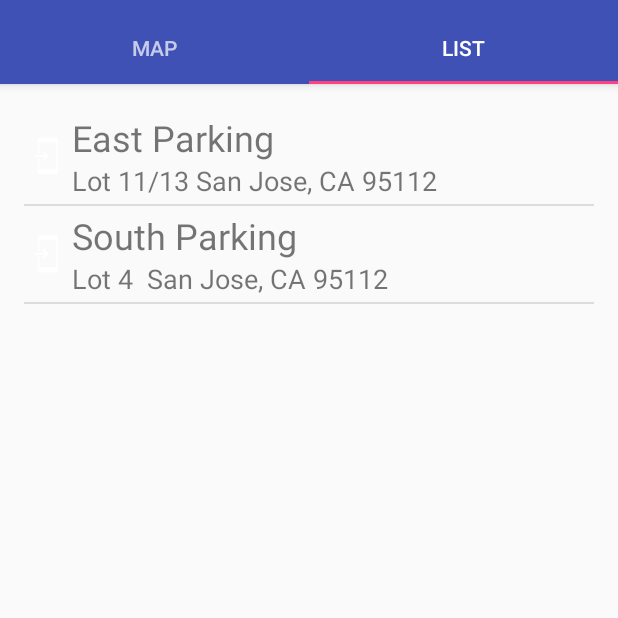
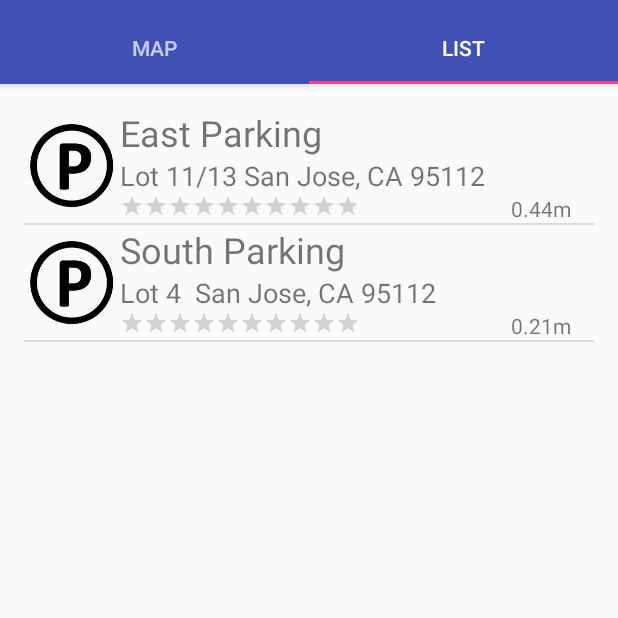
Before and after one commit to chrisantoinette/Android, an Android app: the fragmentMap screen opened directly, with no data from a screen before it, tab 2 chosen, on a phone screen of 412 x 824 dp, the top half of it. Run offline under Robolectric (Android 15) with nearby library versions, the phone set to English and light mode, and no system bars; our stand-ins replace Volley; network calls fail.

```diff
--- a/ParkingAndroidapp/app/src/main/java/com/chris/parkingandroidapp/CustomListAdapter.java
+++ b/ParkingAndroidapp/app/src/main/java/com/chris/parkingandroidapp/CustomListAdapter.java
@@ -7,6 +7,8 @@ import android.view.ViewGroup;
 import android.widget.ArrayAdapter;
 import android.widget.ImageView;
 import android.widget.TextView;
+
+import org.w3c.dom.Text;
 
 import java.util.ArrayList;
 import java.util.List;
@@ -27,9 +29,9 @@ public class CustomListAdapter extends ArrayAdapter {
 
     //to store the list of countries
     private List<String> parkingAddresses_ = new ArrayList<String>();
-
+    private final double[] parkingDistances_;
     public CustomListAdapter(Activity context, List<String> parkingNames,
-                             List<String> parkingAddresses)
+                             List<String> parkingAddresses, double[] parkingDistances)
     {
         super(context, R.layout.listview_row , parkingNames.toArray(new String[0]));
 
@@ -37,6 +39,7 @@ public class CustomListAdapter extends ArrayAdapter {
         //this.imageIDarray = imageIDArrayParam;
         this.parkingNames_ = parkingNames;
         this.parkingAddresses_ = parkingAddresses;
+        this.parkingDistances_ = parkingDistances;
     }
 
     public View getView(int position, View view, ViewGroup parent) {
@@ -47,12 +50,12 @@ public class CustomListAdapter extends ArrayAdapter {
         TextView nameTextField = (TextView) rowView.findViewById(R.id.nameTextViewID);
         TextView infoTextField = (TextView) rowView.findViewById(R.id.infoTextViewID);
         ImageView imageView = (ImageView) rowView.findViewById(R.id.imageViewID);
-
+        TextView distanceField = (TextView) rowView.findViewById(R.id.distanceId);
         //this code sets the values of the objects to values from the arrays
         nameTextField.setText(parkingNames_.get(position));
         infoTextField.setText(parkingAddresses_.get(position));
         //imageView.setImageResource(imageIDarray[position]);
-
+        distanceField.setText(parkingDistances_[position]+"m");
         return rowView;
 
     };
--- a/ParkingAndroidapp/app/src/main/java/com/chris/parkingandroidapp/ParkingDataProvider.java
+++ b/ParkingAndroidapp/app/src/main/java/com/chris/parkingandroidapp/ParkingDataProvider.java
@@ -1,13 +1,27 @@
 package com.chris.parkingandroidapp;
 
+import android.app.ProgressDialog;
 import android.content.Context;
 import android.location.Address;
 import android.location.Geocoder;
 import android.location.Location;
 import android.support.annotation.NonNull;
+import android.util.Log;
+import android.widget.Toast;
 
+import com.android.volley.AuthFailureError;
+import com.android.volley.Request;
+import com.android.volley.RequestQueue;
+import com.android.volley.Response;
+import com.android.volley.VolleyError;
+import com.android.volley.toolbox.StringRequest;
+import com.android.volley.toolbox.Volley;
 import com.google.android.gms.maps.model.LatLng;
 
+import org.json.JSONException;
+import org.json.JSONObject;
+
+import java.text.DecimalFormat;
 import java.util.ArrayList;
 import java.util.Collection;
 import java.util.HashMap;
@@ -28,9 +42,12 @@ public class ParkingDataProvider {
     private Context mContext;
     // Lookup parking locations in this zip code.
     private HashMap<String, List<ParkingData>> mLocationLookup;
+    private ProgressDialog progressDialog;
 
     public ParkingDataProvider(Context thisContext) {
         mContext = thisContext;
+        progressDialog = new ProgressDialog(mContext);
+        getFromServer();
         constructMockParkingLocations();
     }
 
@@ -121,11 +138,85 @@ public class ParkingDataProvider {
     {
         List<String> results = new ArrayList<String>();
         if(mLocationLookup.containsKey(getZipCode(currentLocation))) {
-            List<ParkingData> result = mLocationLookup.get(getZipCode(currentLocation));
-            for(int i = 0; i < result.size(); ++i) {
-                results.add(result.get(i).getParkingName());
+            List<ParkingData> parkingDataList = mLocationLookup.get(getZipCode(currentLocation));
+            for(int i = 0; i < parkingDataList.size(); ++i) {
+                results.add(parkingDataList.get(i).getParkingName());
             }
         }
         return  results;
     }
+
+    public double[] getParkingDistance(Location currentLocation)
+    {
+        double[] distance = null;
+        if(mLocationLookup.containsKey(getZipCode(currentLocation))) {
+            List<ParkingData> parkingDataList = mLocationLookup.get(getZipCode(currentLocation));
+            distance = new double[parkingDataList.size()];
+            // convert current location into LatLng
+            LatLng mylocation = new LatLng(currentLocation.getLatitude(), currentLocation.getLongitude());
+            for(int i = 0; i < parkingDataList.size(); ++i) {
+               distance[i] = CalculationByDistance( mylocation, parkingDataList.get(i).getParkingSpotLocation());
+            }
+        }
+        return distance;
+    }
+    public double CalculationByDistance(LatLng StartP, LatLng EndP) {
+        int Radius = 6371;// radius of earth in Km
+        double lat1 = StartP.latitude;
+        double lat2 = EndP.latitude;
+        double lon1 = StartP.longitude;
+        double lon2 = EndP.longitude;
+        double dLat = Math.toRadians(lat2 - lat1);
+        double dLon = Math.toRadians(lon2 - lon1);
+        double a = Math.sin(dLat / 2) * Math.sin(dLat / 2)
+                + Math.cos(Math.toRadians(lat1))
+                * Math.cos(Math.toRadians(lat2)) * Math.sin(dLon / 2)
+                * Math.sin(dLon / 2);
+        double c = 2 * Math.asin(Math.sqrt(a));
+        double valueResult = Radius * c;
+        //Math.floor(valueResult * 100) / 100;
+        //DecimalFormat newFormat = new DecimalFormat("#.##").format(valueResult);
+
+
+        return Math.floor(valueResult * 100) / 100;
+    }
+    private void getFromServer() {
+        progressDialog.setMessage("Finding Parking for you ...");
+        progressDialog.show();
+
+        String requestWithParam = RegistrationActivity.Constant.URL_DATAPR + "?zipcode=95112";
+        StringRequest stringRequest = new StringRequest(Request.Method.GET,
+                requestWithParam,
+                new Response.Listener<String>() {
+                    @Override
+                    public void onResponse(String response) {
+                        progressDialog.dismiss();
+                        try {
+                            JSONObject jsonObject = new JSONObject(response);
+                            System.out.println("RESPONSE"+jsonObject.toString());
+                            //Toast.makeText(getApplicationContext(), jsonObject.getString("message"), Toast.LENGTH_LONG).show();
+
+                        } catch (JSONException e) {
+                            e.printStackTrace();
+                        }
+                    }
+                },
+                new Response.ErrorListener() {
+                    @Override
+                    public void onErrorResponse(VolleyError error) {
+                        progressDialog.hide();
+                        //Toast.makeText(getApplicationContext(), error.getMessage(), Toast.LENGTH_LONG).show();
+                    }
+                }) {
+            @Override
+            protected Map<String, String> getParams() throws AuthFailureError {
+                Map<String, String> params = new HashMap<>();
+                params.put("zipcode", "95112");
+                return params;
+            }
+        };
+        // RequestHandler.getInstance(this).addToRequestQueue(stringRequest);
+        RequestQueue requestQueue = Volley.newRequestQueue(mContext);
+        requestQueue.add(stringRequest);
+    }
 }
--- a/ParkingAndroidapp/app/src/main/java/com/chris/parkingandroidapp/RegistrationActivity.java
+++ b/ParkingAndroidapp/app/src/main/java/com/chris/parkingandroidapp/RegistrationActivity.java
@@ -35,8 +35,11 @@ public class RegistrationActivity extends AppCompatActivity implements View.OnCl
     private TextView textViewLogin;
 
     public class Constant {
-        final static String URL_REGISTER = "http://127.0.0.1/";
+        final static String URL_BASE = "http://192.168.64.2/parking_service/";
+        final static String URL_REGISTER = URL_BASE + "registerUser.php";
+        final static String URL_DATAPR = URL_BASE + "index.php";
     };
+
     @Override
     protected void onCreate(Bundle savedInstanceState) {
         super.onCreate(savedInstanceState);
--- a/ParkingAndroidapp/app/src/main/java/com/chris/parkingandroidapp/SharedPrefManager.java
+++ b/ParkingAndroidapp/app/src/main/java/com/chris/parkingandroidapp/SharedPrefManager.java
@@ -36,5 +36,12 @@ public class SharedPrefManager {
         editor.putBoolean(TAG_LOGIN, true);
         editor.apply();
     }
-
+    // for testing purpose
+    public void clearLogin ()
+    {
+        SharedPreferences sharedPreferences = mCtx.getSharedPreferences(SHARED_PREF_NAME, Context.MODE_PRIVATE);
+        SharedPreferences.Editor editor = sharedPreferences.edit();
+        editor.putBoolean(TAG_LOGIN, false);
+        editor.apply();
+    }
 }
--- a/ParkingAndroidapp/app/src/main/java/com/chris/parkingandroidapp/fragmentList.java
+++ b/ParkingAndroidapp/app/src/main/java/com/chris/parkingandroidapp/fragmentList.java
@@ -29,7 +29,8 @@ public class fragmentList extends Fragment {
 
         CustomListAdapter parkingDataAdapter = new CustomListAdapter(getActivity(),
                 mDataProvider.getParkingLocationNames(currentLocation),
-                mDataProvider.getParkingAddresses(currentLocation));
+                mDataProvider.getParkingAddresses(currentLocation),
+                mDataProvider.getParkingDistance(currentLocation));
         mListView = (ListView) rootView.findViewById(R.id.listviewID);
         mListView.setAdapter(parkingDataAdapter);
         return rootView;
--- a/ParkingAndroidapp/app/src/main/res/layout/listview_row.xml
+++ b/ParkingAndroidapp/app/src/main/res/layout/listview_row.xml
@@ -1,21 +1,19 @@
 <?xml version="1.0" encoding="utf-8"?>
 <LinearLayout xmlns:android="http://schemas.android.com/apk/res/android"
     xmlns:app="http://schemas.android.com/apk/res-auto"
+    xmlns:tools="http://schemas.android.com/tools"
     android:layout_width="match_parent"
-    android:layout_height="wrap_content"
-    android:orientation="horizontal">
+    android:layout_height="wrap_content">
 
     <ImageView
         android:id="@+id/imageViewID"
-        android:layout_width="wrap_content"
-        android:layout_height="wrap_content"
-        android:layout_weight="1"
-        app:srcCompat="@drawable/common_full_open_on_phone" />
+        android:layout_width="64dp"
+        android:layout_height="match_parent"
+        app:srcCompat="@drawable/parking_icon" />
 
     <LinearLayout
         android:layout_width="match_parent"
-        android:layout_height="match_parent"
-        android:layout_weight="1"
+        android:layout_height="wrap_content"
         android:gravity="center_vertical"
         android:orientation="vertical">
 
@@ -32,5 +30,31 @@
             android:layout_height="wrap_content"
             android:text="TextView"
             android:textSize="18sp" />
+
+        <LinearLayout
+            android:layout_width="match_parent"
+            android:layout_height="match_parent"
+            android:orientation="horizontal">
+
+            <RatingBar
+                android:id="@+id/parking_rating"
+                style="@android:style/Widget.DeviceDefault.Light.RatingBar.Small"
+                android:layout_width="match_parent"
+                android:layout_height="match_parent"
+                android:layout_weight="1"
+                android:numStars="5"
+                android:visibility="visible" />
+
+            <TextView
+                android:id="@+id/distanceId"
+                android:layout_width="match_parent"
+                android:layout_height="match_parent"
+                android:layout_weight="1"
+                android:gravity="right"
+                android:paddingRight="15dp"
+                android:text="0.0m" />
+        </LinearLayout>
+
     </LinearLayout>
+
 </LinearLayout>
```
Also changed, not shown: ParkingAndroidapp/app/src/main/res/drawable/parking_icon.png (added).
